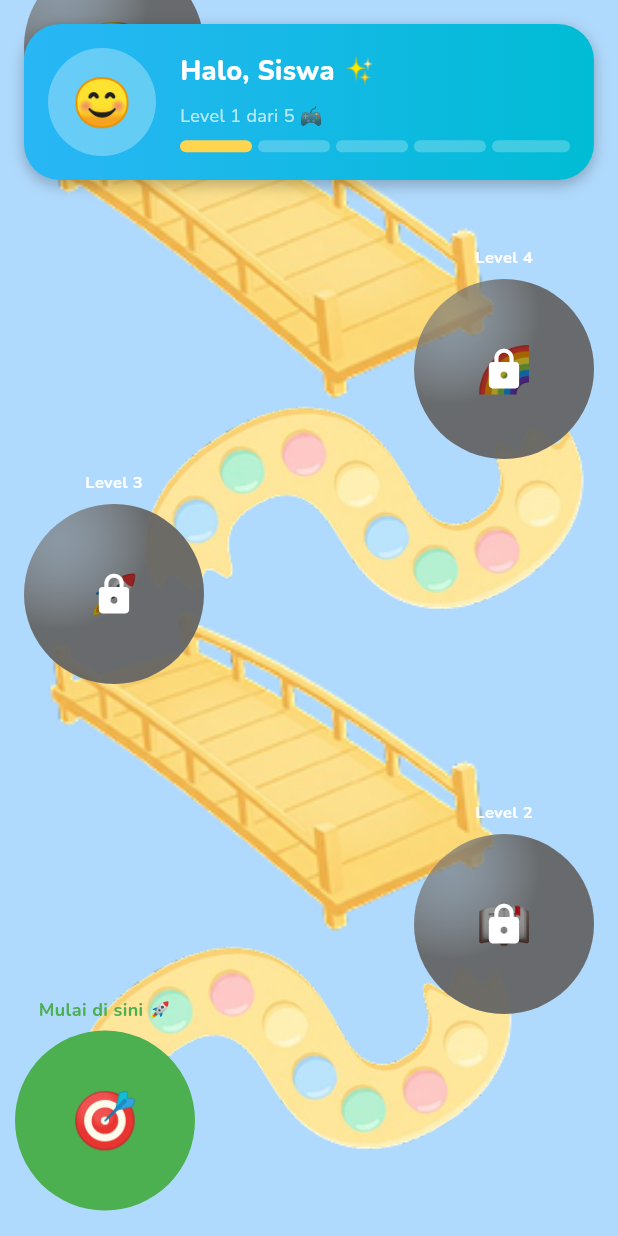
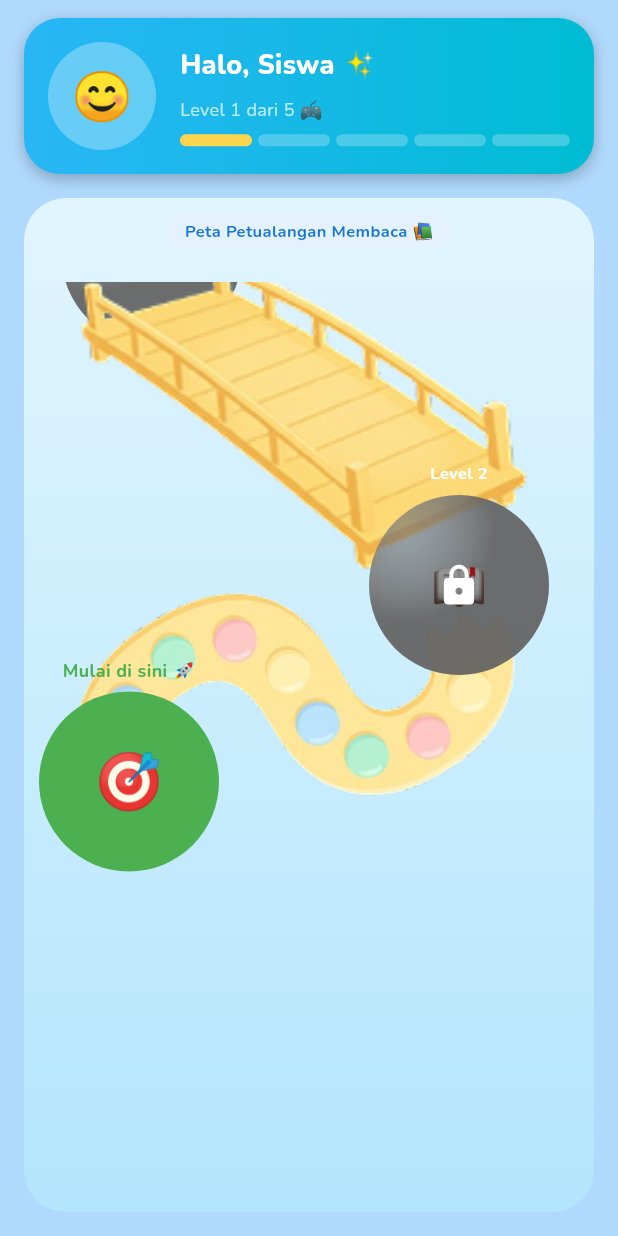
Before and after one commit to AbidinoNurkhiansyah/ciloka-mobile, a Flutter app: the HomeStudentView screen opened directly, on a phone screen of 412 x 824 dp. Run offline on Flutter 3.47's test engine with Material 3 defaults, Android fonts, the phone set to English and light mode, and no system bars; our stand-ins replace cached_network_image, cloud_firestore, firebase_auth, firebase_core, font_awesome_flutter, google_fonts and 4 more; accounts and stored records are empty; project files that could hold a hidden picture were left out.

Commit message:
Revert "fix(layout) : revice layout ladder & island levels, using auto height"
This reverts commit d04bc4a29f55cfd39e175908664395f1423b4e1e.

```diff
--- a/lib/features/student/views/home_student_view.dart
+++ b/lib/features/student/views/home_student_view.dart
@@ -15,6 +15,31 @@ class HomeStudentView extends StatefulWidget {
 
 class _HomeStudentViewState extends State<HomeStudentView> {
   final ScrollController _mapScrollController = ScrollController();
+  bool _hasScrolledToStart = false;
+
+  void _scrollToLevel1IfNeeded(BuildContext context) {
+    if (_hasScrolledToStart) return;
+
+    WidgetsBinding.instance.addPostFrameCallback((_) {
+      if (!_mapScrollController.hasClients) return;
+
+      const double level1Top = 1000.0;
+      const double level1Height = 120.0;
+
+      final position = _mapScrollController.position;
+      final viewport = position.viewportDimension;
+
+      double targetOffset = level1Top - (viewport / 2 - level1Height / 2);
+
+      if (targetOffset < 0) targetOffset = 0;
+      if (targetOffset > position.maxScrollExtent) {
+        targetOffset = position.maxScrollExtent;
+      }
+
+      _mapScrollController.jumpTo(targetOffset);
+      _hasScrolledToStart = true;
+    });
+  }
 
   @override
   void dispose() {
@@ -25,8 +50,41 @@ class _HomeStudentViewState extends State<HomeStudentView> {
   @override
   Widget build(BuildContext context) {
     final uid = FirebaseAuth.instance.currentUser?.uid;
+
+    if (uid == null) {
       final defaultStudent = StudentModel(
-      uid: uid ?? '',
+        uid: '',
+        username: '',
+        studentName: 'Siswa',
+        email: '',
+        photoUrl: '',
+        currentLevel: 1,
+        levelProgress: 0.1,
+      );
+      final levels = LevelModel.getDefaultLevels(defaultStudent.currentLevel);
+
+      return Scaffold(
+        body: _background(
+          child: SafeArea(
+            child: Column(
+              children: [
+                _profile(context, defaultStudent),
+                Expanded(child: _levelMap(context, defaultStudent, levels)),
+              ],
+            ),
+          ),
+        ),
+      );
+    }
+
+    return Scaffold(
+      body: _background(
+        child: StreamBuilder<StudentModel?>(
+          stream: StudentService().streamStudentProfile(uid),
+          builder: (context, snapshot) {
+            if (!snapshot.hasData) {
+              final dummy = StudentModel(
+                uid: uid,
                 username: '',
                 studentName: 'Siswa',
                 email: '',
@@ -35,89 +93,60 @@ class _HomeStudentViewState extends State<HomeStudentView> {
                 levelProgress: 0.1,
               );
 
-    if (uid == null) {
-      final levels = LevelModel.getDefaultLevels(1);
+              final levels = LevelModel.getDefaultLevels(dummy.currentLevel);
 
-      return Scaffold(
-        body: SafeArea(
-          child: _background(
-            child: Stack(
-              clipBehavior: Clip.none,
+              return SafeArea(
+                child: Column(
                   children: [
-                Positioned.fill(
-                  child: _levelMap(context, defaultStudent, levels),
-                ),
-                Positioned(
-                  top: 0,
-                  left: 0,
-                  right: 0,
-                  child: _profile(context, defaultStudent),
-                ),
+                    _profile(context, dummy),
+                    Expanded(child: _levelMap(context, dummy, levels)),
                   ],
                 ),
+              );
+            }
+
+            final student = snapshot.data!;
+            final levels = LevelModel.getDefaultLevels(student.currentLevel);
+
+            return SafeArea(
+              child: Column(
+                children: [
+                  _profile(context, student),
+                  Expanded(child: _levelMap(context, student, levels)),
+                ],
+              ),
+            );
+          },
         ),
       ),
     );
   }
 
-    return Scaffold(
-      body: SafeArea(
-        child: _background(
-          child: StreamBuilder<StudentModel?>(
-            stream: StudentService().streamStudentProfile(uid),
-            builder: (context, snapshot) {
-              final student = snapshot.data ?? defaultStudent;
-              final levels = LevelModel.getDefaultLevels(student.currentLevel);
-
-              return Stack(
-                clipBehavior: Clip.none,
-                children: [
-                  Positioned.fill(child: _levelMap(context, student, levels)),
-                  Positioned(
-                    top: 0,
-                    left: 0,
-                    right: 0,
-                    child: _profile(context, student),
-                  ),
-                ],
-              );
-            },
-          ),
-        ),
-      ),
-    );
-  }
-
-  // ---------------------------------------------------------------------------
-  // BACKGROUND
-  // ---------------------------------------------------------------------------
+  // BACKGROUND BIRU
   Widget _background({required Widget child}) {
     return Container(color: const Color(0xFFB0DAFD), child: child);
   }
 
-  // ---------------------------------------------------------------------------
-  // PROFILE HEADER
-  // ---------------------------------------------------------------------------
+  // 🧑‍🎓 PROFILE SECTION (dengan nama studentName & bar 5 level)
   Widget _profile(BuildContext context, StudentModel student) {
     final displayName = student.studentName.isNotEmpty
         ? student.studentName
         : (FirebaseAuth.instance.currentUser?.displayName ?? "Siswa");
 
     return Container(
-      margin: const EdgeInsets.fromLTRB(
-        16,
-        16,
-        16,
-        0,
-      ), // ⬅ tidak dorong ke bawah
+      margin: const EdgeInsets.fromLTRB(16, 12, 16, 8),
       padding: const EdgeInsets.all(16),
       decoration: BoxDecoration(
         gradient: const LinearGradient(
           colors: [Color(0xFF29B6F6), Color(0xFF00BCD4)],
         ),
         borderRadius: BorderRadius.circular(24),
-        boxShadow: const [
-          BoxShadow(color: Colors.black26, blurRadius: 8, offset: Offset(0, 3)),
+        boxShadow: [
+          BoxShadow(
+            color: Colors.black26,
+            blurRadius: 8,
+            offset: const Offset(0, 3),
+          ),
         ],
       ),
       child: Row(
@@ -160,18 +189,19 @@ class _HomeStudentViewState extends State<HomeStudentView> {
     );
   }
 
+  /// Bar 5 kotak, yang keisi = currentLevel (misal level 3 → 3 kotak nyala)
   Widget _levelBar(int currentLevel, int maxLevel) {
     return Row(
       children: List.generate(maxLevel, (index) {
         final lv = index + 1;
+        final bool isFilled = lv <= currentLevel;
+
         return Expanded(
           child: Container(
             margin: EdgeInsets.only(right: index == maxLevel - 1 ? 0 : 4),
             height: 8,
             decoration: BoxDecoration(
-              color: lv <= currentLevel
-                  ? const Color(0xFFFFD54F)
-                  : Colors.white24,
+              color: isFilled ? const Color(0xFFFFD54F) : Colors.white24,
               borderRadius: BorderRadius.circular(999),
             ),
           ),
@@ -180,136 +210,211 @@ class _HomeStudentViewState extends State<HomeStudentView> {
     );
   }
 
-  // ---------------------------------------------------------------------------
-  // LEVEL MAP
-  // ---------------------------------------------------------------------------
+  // 🌍 LEVEL MAP
   Widget _levelMap(
     BuildContext context,
     StudentModel student,
     List<LevelModel> levels,
   ) {
-    WidgetsBinding.instance.addPostFrameCallback((_) {
-      if (_mapScrollController.hasClients) {
-        _mapScrollController.jumpTo(
-          _mapScrollController.position.maxScrollExtent,
-        );
-      }
-    });
+    _scrollToLevel1IfNeeded(context);
 
-    final positions = [135, 350, 500, 720, 850];
-    final double autoHeight = positions.reduce((a, b) => a > b ? a : b) + 160;
+    return Container(
+      margin: const EdgeInsets.fromLTRB(16, 8, 16, 16),
+      decoration: BoxDecoration(
+        gradient: const LinearGradient(
+          colors: [Color(0xFFE1F5FE), Color(0xFFB3E5FC)],
+          begin: Alignment.topCenter,
+          end: Alignment.bottomCenter,
+        ),
+        borderRadius: BorderRadius.circular(28),
+      ),
+      child: ClipRRect(
+        borderRadius: BorderRadius.circular(28),
+        child: Stack(
+          children: [
+            Positioned(
+              top: 10,
+              left: 0,
+              right: 0,
+              child: Center(
+                child: Container(
+                  padding: const EdgeInsets.symmetric(
+                    horizontal: 12,
+                    vertical: 4,
+                  ),
+                  decoration: BoxDecoration(
+                    color: const Color(0xFFE3F2FD),
+                    borderRadius: BorderRadius.circular(999),
+                  ),
+                  child: const Text(
+                    "Peta Petualangan Membaca 📚",
+                    style: TextStyle(
+                      fontSize: 11,
+                      fontWeight: FontWeight.w700,
+                      color: Color(0xFF1976D2),
+                    ),
+                  ),
+                ),
+              ),
+            ),
 
-    return SingleChildScrollView(
+            Positioned.fill(
+              top: 56,
+              child: SingleChildScrollView(
                 controller: _mapScrollController,
                 child: SizedBox(
-        height: autoHeight,
+                  height: 2200,
                   child: Stack(
-          clipBehavior: Clip.none,
                     children: [
-            Positioned(top: 110, left: -45, child: _path(true)),
+                      _decorations(),
+
                       Positioned(
-              top: 135,
-              left: 16,
+                        top: 290,
+                        left: 30,
                         child: _levelIsland(context, levels[4]),
                       ),
-            Positioned(top: 300, right: -70, child: _path(false)),
+                      Positioned(top: 230, left: -20, child: _path(true)),
+
                       Positioned(
-              top: 350,
-              right: 16,
+                        top: 520,
+                        right: 0,
                         child: _levelIsland(context, levels[3]),
                       ),
-            Positioned(top: 465, left: -45, child: _path(true)),
+                      Positioned(top: 450, right: -70, child: _path(false)),
+
                       Positioned(
-              top: 500,
-              left: 16,
+                        top: 650,
+                        left: 25,
                         child: _levelIsland(context, levels[2]),
                       ),
-            Positioned(top: 660, left: -16, child: _path(false)),
+                      Positioned(top: 600, left: -40, child: _path(true)),
+
+                      Positioned(top: 800, right: -40, child: _path(false)),
+
                       Positioned(
-              top: 720,
-              right: 16,
+                        top: 870,
+                        right: 30,
                         child: _levelIsland(context, levels[1]),
                       ),
-            Positioned(top: 850, left: 10, child: _startButton(context)),
+
+                      Positioned(
+                        top: 1000,
+                        left: 10,
+                        child: _startButton(context),
+                      ),
+                    ],
+                  ),
+                ),
+              ),
+            ),
           ],
         ),
       ),
     );
   }
 
-  // ---------------------------------------------------------------------------
-  // PATH IMAGE
-  // ---------------------------------------------------------------------------
+  // ⭐ dekorasi
+  Widget _decorations() {
+    return Positioned.fill(
+      child: Stack(
+        children: [
+          Positioned(left: 50, top: 80, child: _star(Colors.yellow, 12)),
+          Positioned(left: 120, top: 150, child: _star(Colors.pink, 8)),
+          Positioned(left: 200, top: 100, child: _star(Colors.purple, 10)),
+          Positioned(right: 60, top: 120, child: _star(Colors.yellow, 9)),
+          Positioned(right: 100, top: 200, child: _star(Colors.blue, 7)),
+        ],
+      ),
+    );
+  }
+
+  Widget _star(Color c, double s) => Icon(Icons.star, color: c, size: s);
+
+  // 🪜 path
   Widget _path(bool ladder) {
-    return SizedBox(
+    return IgnorePointer(
+      child: SizedBox(
         width: 450,
         height: 450,
         child: Image.asset(
           ladder ? 'assets/img/tangga.png' : 'assets/img/lengkung.png',
           fit: BoxFit.contain,
         ),
+      ),
     );
   }
 
-  // ---------------------------------------------------------------------------
-  // ISLAND LEVEL
-  // ---------------------------------------------------------------------------
+  // 🟢 Level Island (dengan gembok kalau belum kebuka)
   Widget _levelIsland(BuildContext context, LevelModel level) {
-    final colors = {
-      1: Colors.grey,
-      2: const Color(0xFF9C27B0),
-      3: const Color(0xFF2196F3),
-      4: const Color(0xFF4CAF50),
-      5: const Color(0xFFE91E63),
-    };
+    Color color;
+    String emoji;
 
-    final emojis = {1: "⭐", 2: "📖", 3: "🚀", 4: "🌈", 5: "🏆"};
+    switch (level.levelNumber) {
+      case 2:
+        color = const Color(0xFF9C27B0);
+        emoji = "📖";
+        break;
+      case 3:
+        color = const Color(0xFF2196F3);
+        emoji = "🚀";
+        break;
+      case 4:
+        color = const Color(0xFF4CAF50);
+        emoji = "🌈";
+        break;
+      case 5:
+        color = const Color(0xFFE91E63);
+        emoji = "🏆";
+        break;
+      default:
+        color = Colors.grey;
+        emoji = "⭐";
+    }
 
+    // ➜ pastikan LevelModel punya field isUnlocked
     final bool isUnlocked = level.isUnlocked;
 
     return GestureDetector(
       onTap: isUnlocked
-          ? () => Navigator.pushNamed(
+          ? () {
+              Navigator.pushNamed(
                 context,
                 AppRoutes.playLevel,
                 arguments: level.levelNumber,
-            )
+              );
+            }
           : null,
       child: Column(
         children: [
           Text(
             "Level ${level.levelNumber}",
-            style: const TextStyle(fontSize: 11, fontWeight: FontWeight.w700),
+            style: const TextStyle(fontWeight: FontWeight.w700, fontSize: 11),
           ),
-
           const SizedBox(height: 6),
-
           Stack(
             alignment: Alignment.center,
             children: [
+              // Pulau
               Container(
                 width: 120,
                 height: 120,
                 decoration: BoxDecoration(
-                  color: (isUnlocked ? colors[level.levelNumber] : Colors.grey)
-                      ?.withOpacity(0.9),
+                  color: (isUnlocked ? color : Colors.grey).withOpacity(0.9),
                   shape: BoxShape.circle,
                   gradient: RadialGradient(
                     colors: [
                       Colors.white.withOpacity(0.5),
-                      isUnlocked ? colors[level.levelNumber]! : Colors.grey,
+                      isUnlocked ? color : Colors.grey,
                     ],
                     center: const Alignment(-0.6, -0.6),
                   ),
                 ),
                 child: Center(
-                  child: Text(
-                    emojis[level.levelNumber]!,
-                    style: const TextStyle(fontSize: 30),
-                  ),
+                  child: Text(emoji, style: const TextStyle(fontSize: 30)),
                 ),
               ),
 
+              // Overlay gelap + icon gembok
               if (!isUnlocked)
                 Container(
                   width: 120,
@@ -327,9 +432,7 @@ class _HomeStudentViewState extends State<HomeStudentView> {
     );
   }
 
-  // ---------------------------------------------------------------------------
-  // START BUTTON
-  // ---------------------------------------------------------------------------
+  // 🟩 Start Button
   Widget _startButton(BuildContext context) {
     return Column(
       children: [
```
Lines whose indentation alone changed are shown as unchanged.
